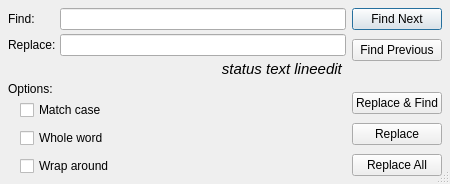
First picture: the form in QtSLiM/QtSLiMFindPanel.ui, repository MesserLab/SLiM, before the edit.
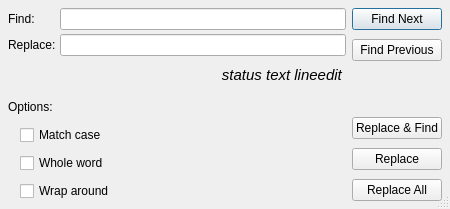
Second picture: the form after the edit.

Commit message: fix widget focus policies

What changed in the file:
```diff
--- a/QtSLiM/QtSLiMFindPanel.ui
+++ b/QtSLiM/QtSLiMFindPanel.ui
@@ -7,7 +7,7 @@
     <x>0</x>
     <y>0</y>
     <width>450</width>
-    <height>175</height>
+    <height>209</height>
    </rect>
   </property>
   <property name="sizePolicy">
```
Left out of the diff: 24 changed lines with no effect on the pictures. The commit also changes 4 other files.
